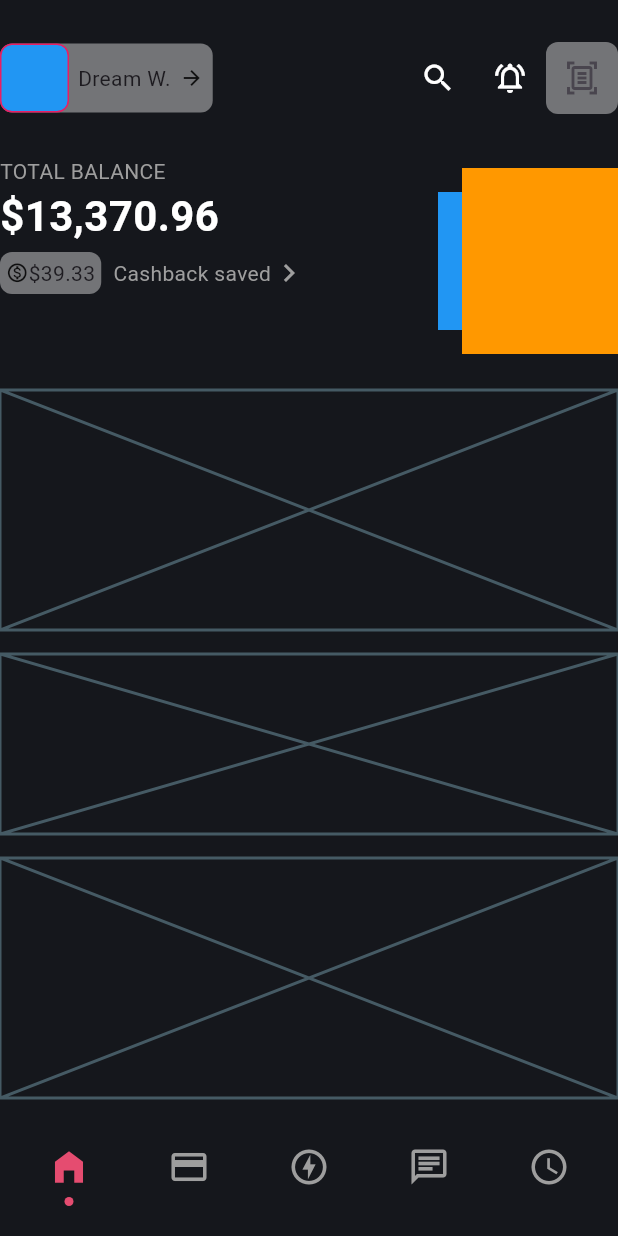
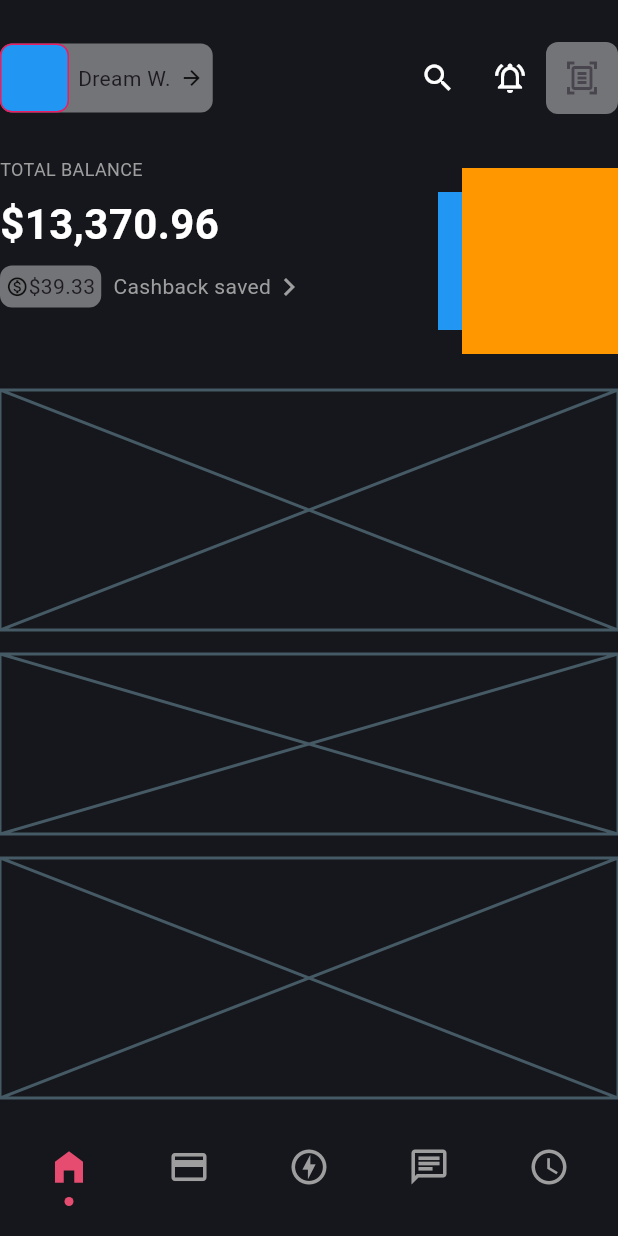
Before and after one commit to JAICHANGPARK/flutter_notebook_chapter_35, a Flutter app: the BankingHomePage screen opened directly, on a phone screen of 412 x 824 dp. Run offline on Flutter 3.47's test engine with Material 3 defaults, Android fonts, the phone set to English and light mode, and no system bars; our stand-ins replace gap.

Commit message:
Update banking_home_page.dart

```diff
--- a/lib/ep1767_banking_app/views/banking_home_page.dart
+++ b/lib/ep1767_banking_app/views/banking_home_page.dart
@@ -86,8 +86,10 @@ class _BankingHomePageState extends State<BankingHomePage> {
                             "TOTAL BALANCE",
                             style: TextStyle(
                               color: Colors.grey,
+                              fontSize: 12
                             ),
                           ),
+                          Gap(8),
                           Text(
                             "\$13,370.96",
                             style: TextStyle(
@@ -96,7 +98,7 @@ class _BankingHomePageState extends State<BankingHomePage> {
                               fontWeight: FontWeight.bold,
                             ),
                           ),
-                          Gap(4),
+                          Gap(8),
                           Row(
                             children: [
                               Container(
```
